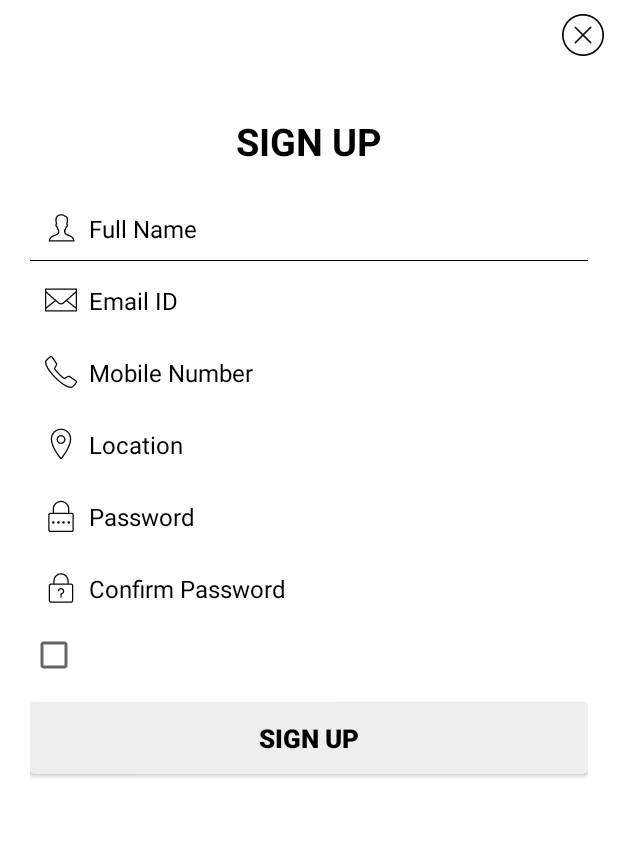
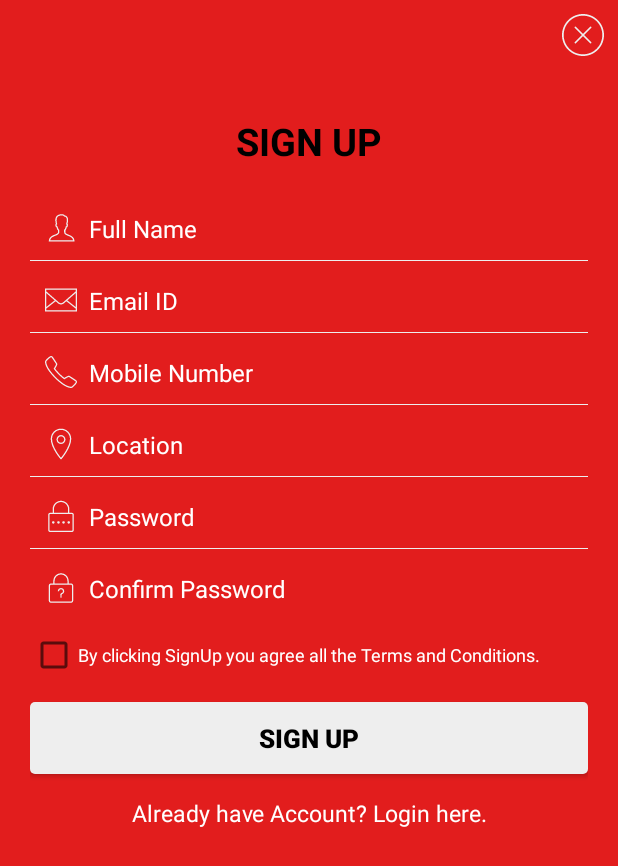
Before and after one commit to RaguRamanTB/JLLUsers, an Android app: the fragment SignUp_Fragment placed in its activity, on a phone screen of 412 x 824 dp. Shown: the top 866 px of the screen. Run offline under Robolectric (Android 15) with nearby library versions, the phone set to English and light mode, and no system bars.

Commit message:
Fragment correction

```diff
--- a/app/src/main/res/layout/signup_fragment.xml
+++ b/app/src/main/res/layout/signup_fragment.xml
@@ -3,6 +3,7 @@
     android:layout_width="fill_parent"
     android:layout_height="fill_parent"
     android:orientation="vertical"
+    android:background="@color/background_color"
     android:padding="20dp" >
 
     <TextView
@@ -28,14 +29,14 @@
         android:inputType="textCapWords"
         android:padding="10dp"
         android:singleLine="true"
-        android:textColor="@color/black"
-        android:textColorHint="@color/black"
+        android:textColor="@color/white"
+        android:textColorHint="@color/white"
         android:textSize="16sp" />
 
     <View
         android:layout_width="fill_parent"
         android:layout_height="1px"
-        android:background="@color/black" />
+        android:background="@color/white_greyish" />
 
     <EditText
         android:id="@+id/userEmailId"
@@ -50,14 +51,14 @@
         android:inputType="textEmailAddress"
         android:padding="10dp"
         android:singleLine="true"
-        android:textColor="@color/black"
-        android:textColorHint="@color/black"
+        android:textColor="@color/white"
+        android:textColorHint="@color/white"
         android:textSize="16sp" />
 
     <View
         android:layout_width="fill_parent"
         android:layout_height="1px"
-        android:textColor="@color/black"/>
+        android:background="@color/white_greyish" />
 
     <EditText
         android:id="@+id/mobileNumber"
@@ -72,14 +73,14 @@
         android:inputType="phone"
         android:padding="10dp"
         android:singleLine="true"
-        android:textColor="@color/black"
-        android:textColorHint="@color/black"
+        android:textColor="@color/white"
+        android:textColorHint="@color/white"
         android:textSize="16sp" />
 
     <View
         android:layout_width="fill_parent"
         android:layout_height="1px"
-        android:textColor="@color/black" />
+        android:background="@color/white_greyish" />
 
     <EditText
         android:id="@+id/location"
@@ -94,14 +95,14 @@
         android:inputType="textCapWords"
         android:padding="10dp"
         android:singleLine="true"
-        android:textColor="@color/black"
-        android:textColorHint="@color/black"
+        android:textColor="@color/white"
+        android:textColorHint="@color/white"
         android:textSize="16sp" />
 
     <View
         android:layout_width="fill_parent"
         android:layout_height="1px"
-        android:textColor="@color/black" />
+        android:background="@color/white_greyish" />
 
     <EditText
         android:id="@+id/password"
@@ -116,14 +117,14 @@
         android:inputType="textPassword"
         android:padding="10dp"
         android:singleLine="true"
-        android:textColor="@color/black"
-        android:textColorHint="@color/black"
+        android:textColor="@color/white"
+        android:textColorHint="@color/white"
         android:textSize="16sp" />
 
     <View
         android:layout_width="fill_parent"
         android:layout_height="1px"
-        android:textColor="@color/black" />
+        android:background="@color/white_greyish" />
 
     <EditText
         android:id="@+id/confirmPassword"
@@ -138,8 +139,8 @@
         android:inputType="textPassword"
         android:padding="10dp"
         android:singleLine="true"
-        android:textColor="@color/black"
-        android:textColorHint="@color/black"
+        android:textColor="@color/white"
+        android:textColorHint="@color/white"
         android:textSize="16sp" />
 
     <CheckBox
@@ -148,8 +149,8 @@
         android:layout_height="wrap_content"
         android:layout_marginTop="7dp"
         android:text="@string/terms_conditions"
-        android:textColor="@color/black"
-        android:textSize="11sp" />
+        android:textColor="@color/white"
+        android:textSize="12sp" />
 
     <Button
         android:id="@+id/signUpBtn"
@@ -172,7 +173,7 @@
         android:gravity="center"
         android:padding="10dp"
         android:text="@string/already_user"
-        android:textColor="@color/black"
+        android:textColor="@color/white_greyish"
         android:textSize="15sp" />
 
 </LinearLayout>
--- a/app/src/main/res/values/colors.xml
+++ b/app/src/main/res/values/colors.xml
@@ -3,9 +3,9 @@
     <color name="colorPrimary">#008577</color>
     <color name="colorPrimaryDark">#00574B</color>
     <color name="colorAccent">#D81B60</color>
-    <color name="button_selectorcolor">#9E9E9E</color>
-    <color name="white_greyish">#EEEEEE</color>
+    <color name="background_color">#E21D1D</color>
     <color name="white">#FFFFFF</color>
     <color name="black">#000000</color>
-    <color name="background_color">#FFFFFF</color>
+    <color name="white_greyish">#EEEEEE</color>
+    <color name="button_selectorcolor">#9E9E9E</color>
 </resources>
```
Also changed, not shown: app/src/main/res/layout/activity_main.xml (+7 -7 lines), app/src/main/res/layout/forgotpassword_layout.xml (+11 -9 lines), app/src/main/res/layout/login_layout.xml (+19 -12 lines), app/src/main/res/drawable-hdpi/close.png, app/src/main/res/drawable-hdpi/confirm_password.png, app/src/main/res/drawable-hdpi/email.png, app/src/main/res/drawable-hdpi/location.png, app/src/main/res/drawable-hdpi/password.png, app/src/main/res/drawable-hdpi/phone.png, app/src/main/res/drawable-hdpi/user.png, app/src/main/res/drawable/logo.png, 11 other files.
